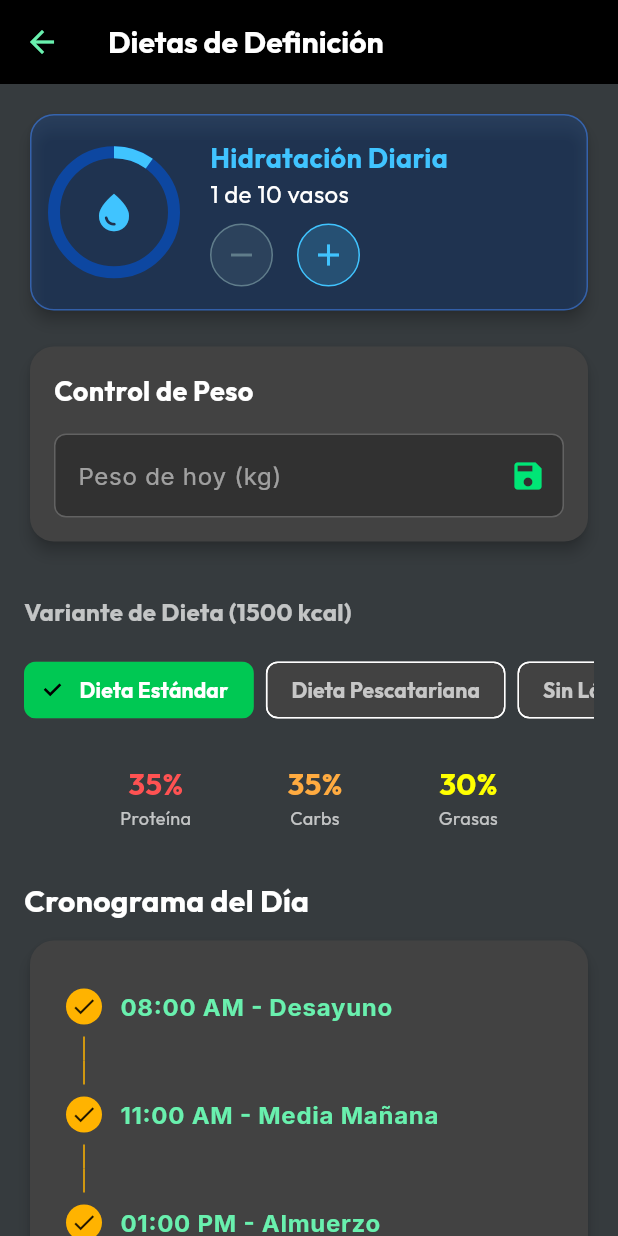
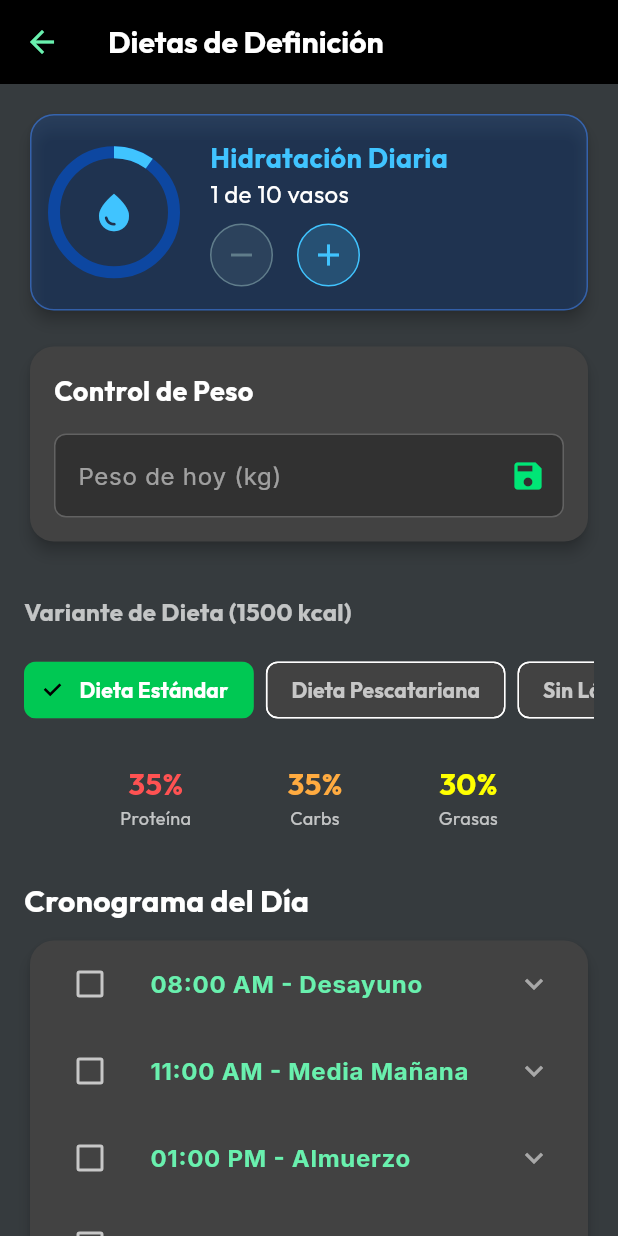
Before and after one commit to GPuebla-1008/PITBULL-GYM, a Flutter app: the DietaMujerDefinicionPage screen opened directly, after a tap on the "add" icon, on a phone screen of 412 x 824 dp. Run offline on Flutter 3.47's test engine with Material 3 defaults, Android fonts, the phone set to English and light mode, and no system bars; our stand-ins replace cloud_firestore, firebase_auth, firebase_core, google_fonts, shared_preferences, supabase_flutter; missing offline and left inert: dart:js; accounts and stored records are empty.

Commit message:
feat(dietas): acordonar comidas diarias y soporte persistente local de checklists

```diff
--- a/lib/core/services/metrics_provider.dart
+++ b/lib/core/services/metrics_provider.dart
@@ -160,11 +160,35 @@ class MetricsProvider with ChangeNotifier {
   Future<void> _loadLocalChecks() async {
     final prefs = await SharedPreferences.getInstance();
     final keys = prefs.getKeys();
+    final today = _getTodayDateStr();
+
     for (String key in keys) {
       if (key.startsWith('producto_')) {
         _supermarketChecks[key] = prefs.getBool(key) ?? false;
+      } else if (key.startsWith('meal_') && key.contains(today)) {
+        // Clean old meals if necessary? Optional, but let's just load today's
+        _supermarketChecks[key] = prefs.getBool(key) ?? false;
       }
     }
+    notifyListeners();
+  }
+
+  // --- COMIDAS REALIZADAS ---
+  bool isMealChecked(String dietaId, String horario) {
+    final today = _getTodayDateStr();
+    return _supermarketChecks['meal_${today}_${dietaId}_$horario'] ?? false;
+  }
+
+  Future<void> toggleMealCheck(String dietaId, String horario) async {
+    final today = _getTodayDateStr();
+    final key = 'meal_${today}_${dietaId}_$horario';
+    final current = isMealChecked(dietaId, horario);
+
+    _supermarketChecks[key] = !current;
+
+    final prefs = await SharedPreferences.getInstance();
+    await prefs.setBool(key, !current);
+
     notifyListeners();
   }
 
--- a/lib/presentation/pages/dieta_mujer_definicion_page.dart
+++ b/lib/presentation/pages/dieta_mujer_definicion_page.dart
@@ -88,31 +88,45 @@ class _DietaMujerDefinicionPageState extends State<DietaMujerDefinicionPage> {
             ),
             const SizedBox(height: 32),
 
-            // --- STEPPER CRONOGRAMA ---
+            // --- CRONOGRAMA ACORDEON CON CHECKBOX ---
             Text('Cronograma del Día', style: GoogleFonts.outfit(color: Colors.white, fontSize: 20, fontWeight: FontWeight.bold)),
             const SizedBox(height: 8),
             Card(
               color: AppTheme.warmGrey,
               shape: RoundedRectangleBorder(borderRadius: BorderRadius.circular(16)),
-              child: Padding(
-                padding: const EdgeInsets.symmetric(vertical: 8.0),
-                child: Stepper(
-                  physics: const NeverScrollableScrollPhysics(),
-                  controlsBuilder: (context, details) => const SizedBox.shrink(),
-                  currentStep: dieta.cronograma.length - 1,
-                  steps: dieta.cronograma.map((comida) {
-                    return Step(
-                      title: Text('${comida.horario} - ${comida.titulo}', style: const TextStyle(color: Colors.greenAccent, fontWeight: FontWeight.bold)),
-                      content: Column(
-                        crossAxisAlignment: CrossAxisAlignment.stretch,
-                        children: [
-                          Text(comida.menu, style: const TextStyle(color: Colors.white, fontSize: 16)),
-                          const SizedBox(height: 4),
-                          Text('Porción: ${comida.porciones}', style: const TextStyle(color: Colors.white54, fontSize: 14)),
-                        ],
+              child: ClipRRect(
+                borderRadius: BorderRadius.circular(16),
+                child: Column(
+                  children: dieta.cronograma.map((comida) {
+                    final isChecked = metrics.isMealChecked(dieta.id, comida.horario);
+                    return ExpansionTile(
+                      leading: Checkbox(
+                        value: isChecked,
+                        activeColor: Colors.greenAccent.shade700,
+                        checkColor: Colors.white,
+                        onChanged: (val) => metrics.toggleMealCheck(dieta.id, comida.horario),
                       ),
-                      state: StepState.complete,
-                      isActive: true,
+                      title: Text(
+                        '${comida.horario} - ${comida.titulo}',
+                        style: TextStyle(
+                          color: isChecked ? Colors.white54 : Colors.greenAccent,
+                          fontWeight: FontWeight.bold,
+                          decoration: isChecked ? TextDecoration.lineThrough : null,
+                        ),
+                      ),
+                      iconColor: Colors.greenAccent,
+                      collapsedIconColor: Colors.white54,
+                      childrenPadding: const EdgeInsets.fromLTRB(16, 0, 16, 16),
+                      expandedAlignment: Alignment.centerLeft,
+                      children: [
+                        Text('Menú:', style: TextStyle(color: Colors.white70, fontWeight: FontWeight.bold, fontSize: 13)),
+                        const SizedBox(height: 4),
+                        Text(comida.menu, style: const TextStyle(color: Colors.white, fontSize: 15)),
+                        const SizedBox(height: 12),
+                        Text('Porción exacta:', style: TextStyle(color: Colors.white70, fontWeight: FontWeight.bold, fontSize: 13)),
+                        const SizedBox(height: 4),
+                        Text(comida.porciones, style: const TextStyle(color: Colors.white, fontSize: 15)),
+                      ],
                     );
                   }).toList(),
                 ),
```
